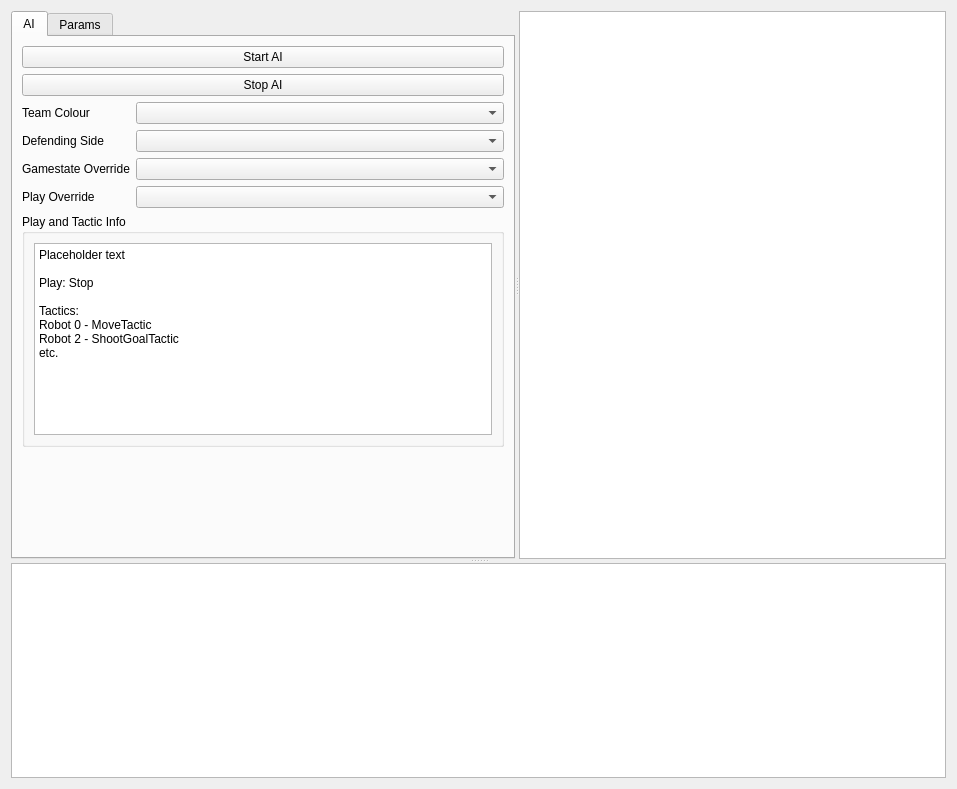
Before: the Qt Designer form src/thunderbots/software/gui/main_widget.ui in UBC-Thunderbots/Software, drawn with Qt 5.
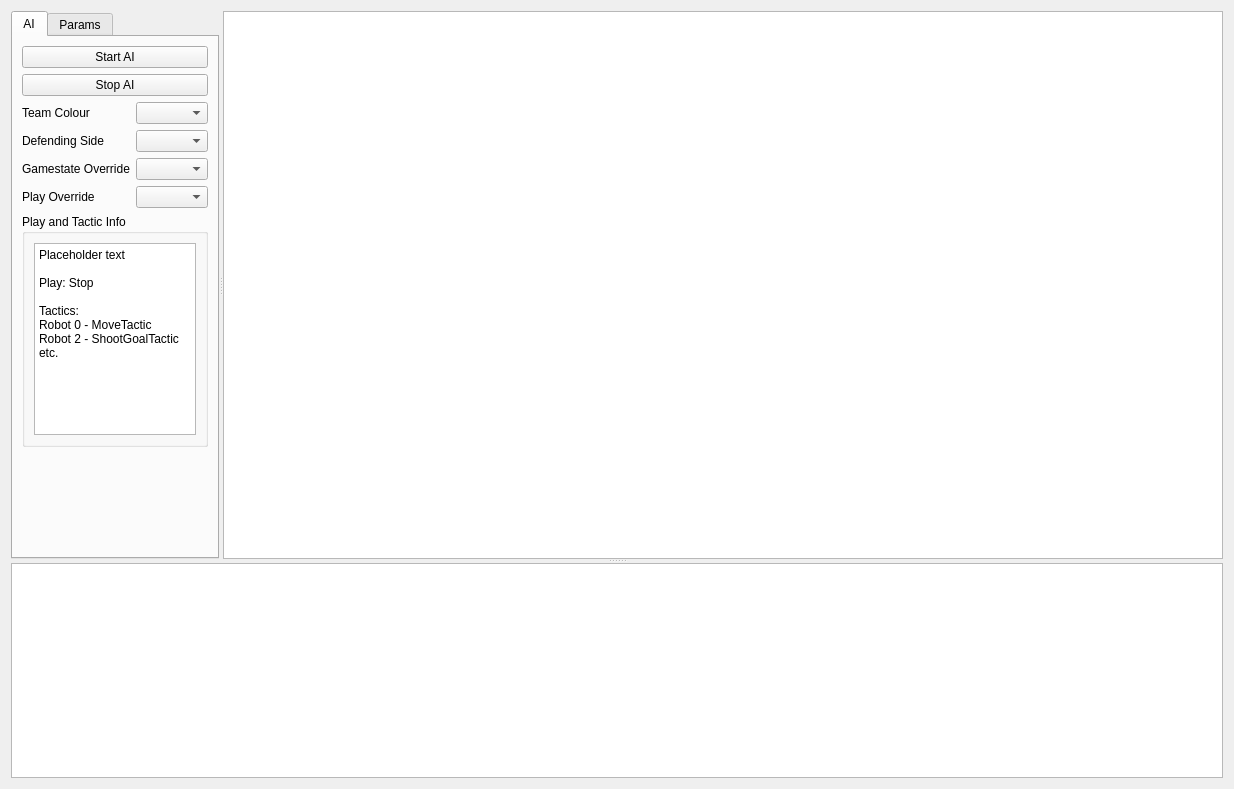
After: the same form once the commit is applied. The open tabs and pages were chosen to show the change. Custom widgets are drawn as their Qt base class.

Commit message: fixed default sizing and zoom

```diff
--- a/src/thunderbots/software/gui/main_widget.ui
+++ b/src/thunderbots/software/gui/main_widget.ui
@@ -20,6 +20,12 @@
       <enum>Qt::Vertical</enum>
      </property>
      <widget class="QSplitter" name="ai_control_and_view_splitter">
+      <property name="sizePolicy">
+       <sizepolicy hsizetype="Expanding" vsizetype="Preferred">
+        <horstretch>0</horstretch>
+        <verstretch>0</verstretch>
+       </sizepolicy>
+      </property>
       <property name="orientation">
        <enum>Qt::Horizontal</enum>
       </property>
@@ -189,6 +195,12 @@
          <verstretch>0</verstretch>
         </sizepolicy>
        </property>
+       <property name="minimumSize">
+        <size>
+         <width>1000</width>
+         <height>0</height>
+        </size>
+       </property>
       </widget>
      </widget>
      <widget class="QTableWidget" name="robot_status_table_widget"/>
```
Left out of the diff: 2 changed lines with no effect on the pictures. The commit also changes 2 other files.
